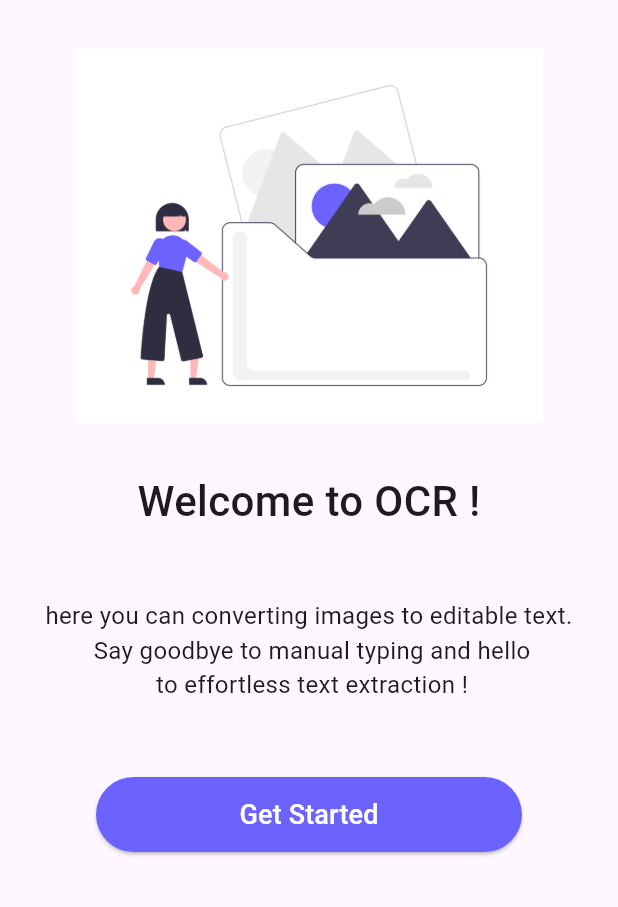
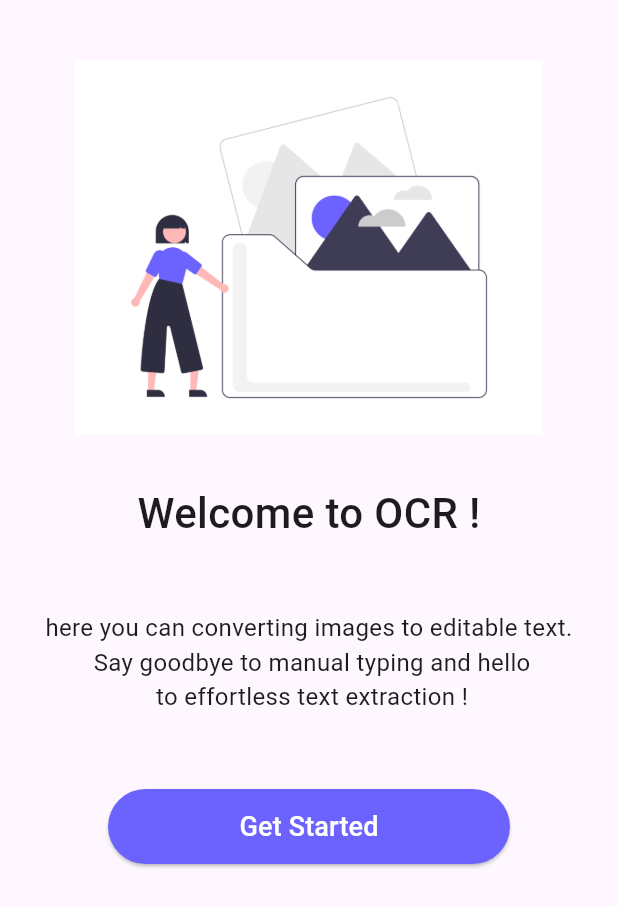
Before and after one commit to nourhanmahmoud112002/OCR, a Flutter app: the screen it shows after launch, on a phone screen of 412 x 824 dp. Shown: the top 907 px of the screen. Run offline on Flutter 3.47's test engine with Material 3 defaults, Android fonts, the light colour scheme and no system bars; our stand-ins replace bloc, flutter_bloc, go_router, image_picker, quickalert, shared_preferences and 1 more; missing offline and left inert: flutter_tesseract_ocr.

Commit message:
Refactor home and onboarding screens
Update UI elements and add missing imports for better functionality and design.
Split ListView into Padding and ListView for better layout control.

```diff
--- a/lib/features/home/presentation/manager/cubits/ocr_cubit/ocr_cubit.dart
+++ b/lib/features/home/presentation/manager/cubits/ocr_cubit/ocr_cubit.dart
@@ -62,6 +62,7 @@ class OcrCubit extends Cubit<OcrState> {
       if (extractedText == '') {
         extractedText = 'No text found';
       }
+
       emit(ExtractedTextSuccess(extractedText: extractedText));
     } catch (e) {
       extractedText = 'Error extracting text';
--- a/lib/features/home/presentation/views/widgets/home_body.dart
+++ b/lib/features/home/presentation/views/widgets/home_body.dart
@@ -86,6 +86,7 @@ class _HomeBodyState extends State<HomeBody> {
                             BlocProvider.of<OcrCubit>(context).pickedImage;
                         extractedText =
                             BlocProvider.of<OcrCubit>(context).extractedText;
+
                         scanning = false;
                       });
                     },
--- a/lib/features/onboarding/presentation/views/widgets/onboarding_body.dart
+++ b/lib/features/onboarding/presentation/views/widgets/onboarding_body.dart
@@ -8,7 +8,9 @@ class OnBoardingBody extends StatelessWidget {
 
   @override
   Widget build(BuildContext context) {
-    return ListView(children: [
+    return Padding(
+      padding: const EdgeInsets.symmetric(horizontal: 8, vertical: 8),
+      child: ListView(children: [
         const SizedBox(
           height: 32,
         ),
@@ -35,6 +37,7 @@ class OnBoardingBody extends StatelessWidget {
           height: 50,
         ),
         const CustomButton(),
-    ]);
+      ]),
+    );
   }
 }
```
Also changed, not shown: lib/features/home/presentation/views/home.dart (+13 -3 lines), assets/images/onboarding.png (deleted). Lines whose indentation alone changed are shown as unchanged.
